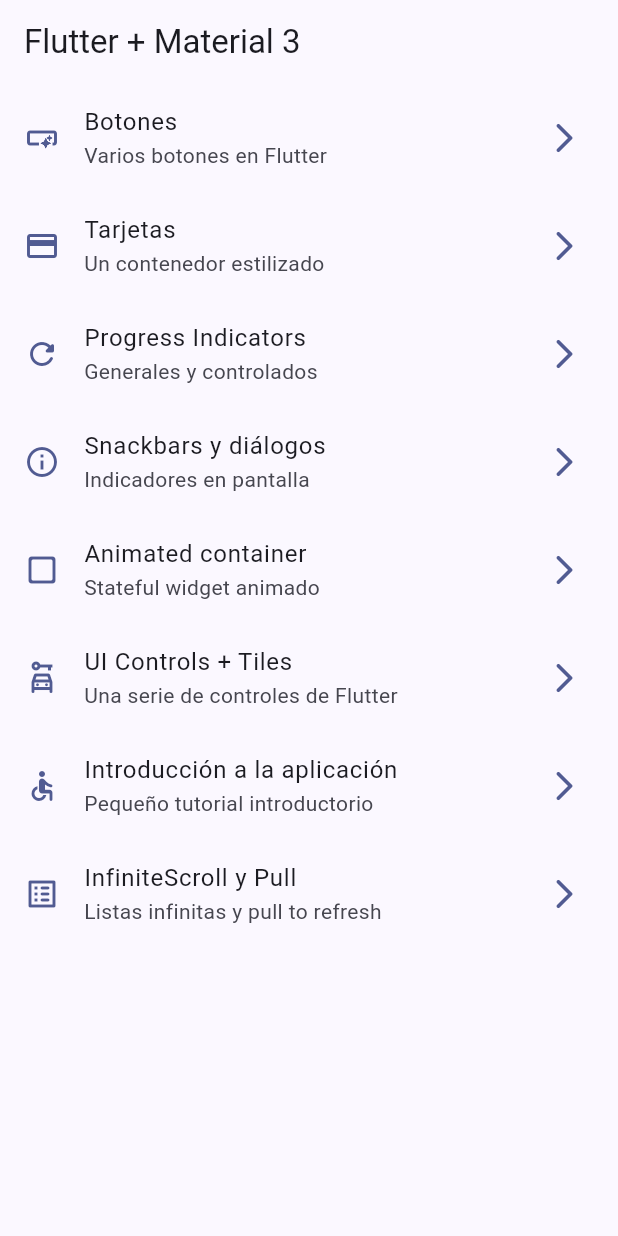
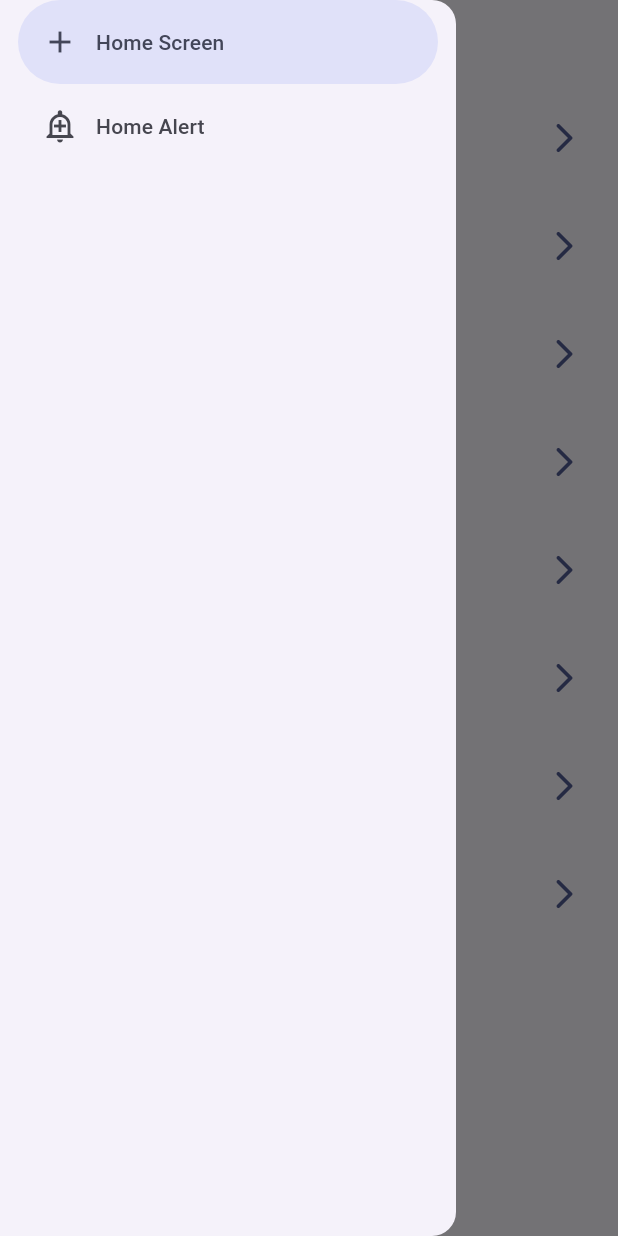
Before and after one commit to ddrakan/curso_flutter_2023_DevTalles, a Flutter app: the screen it shows after launch, with the side drawer open (before the commit the screen has no drawer), on a phone screen of 412 x 824 dp. Run offline on Flutter 3.47's test engine with Material 2 defaults, Android fonts, the phone set to English and light mode, and no system bars; our stand-ins replace animate_do, go_router.

Commit message:
infinite_scroll_screen //terminado drawer //implementando...

```diff
--- a/widgets_app/lib/presentation/screens/home/home_screen.dart
+++ b/widgets_app/lib/presentation/screens/home/home_screen.dart
@@ -1,10 +1,10 @@
 import 'package:flutter/material.dart';
 import 'package:go_router/go_router.dart';
 import 'package:widgets_app/config/menu/menu_items.dart';
+import 'package:widgets_app/presentation/widgets/side_menu.dart';
 // import 'package:widgets_app/presentation/screens/cards/cards_screen.dart';
 
 class HomeScreen extends StatelessWidget {
-
   static const String name = 'home_screen';
 
   const HomeScreen({super.key});
@@ -13,9 +13,10 @@ class HomeScreen extends StatelessWidget {
   Widget build(BuildContext context) {
     return Scaffold(
       appBar: AppBar(
-        title: const Text('Flutter + Material 3'),
+        title: const Text('Menu + Material 3'),
       ),
       body: const _HomeView(),
+      drawer: const SideMenu(),
     );
   }
 }
@@ -25,8 +26,6 @@ class _HomeView extends StatelessWidget {
 
   @override
   Widget build(BuildContext context) {
-
-
     return ListView.builder(
       itemCount: appMenuItems.length,
       itemBuilder: (context, index) {
@@ -47,16 +46,14 @@ class _CustomListTile extends StatelessWidget {
 
   @override
   Widget build(BuildContext context) {
-
     final colors = Theme.of(context).colorScheme;
 
     return ListTile(
-      leading: Icon( menuItem.icon, color: colors.primary ),
-      trailing: Icon( Icons.arrow_forward_ios_rounded, color:colors.primary ),
+      leading: Icon(menuItem.icon, color: colors.primary),
+      trailing: Icon(Icons.arrow_forward_ios_rounded, color: colors.primary),
       title: Text(menuItem.title),
-      subtitle: Text( menuItem.subTitle ),
+      subtitle: Text(menuItem.subTitle),
       onTap: () {
-
         // Navigator.of(context).push(
         //   MaterialPageRoute(
         //     builder: (context) => const ButtonsScreen(),
@@ -65,9 +62,7 @@ class _CustomListTile extends StatelessWidget {
         // Navigator.pushNamed(context, menuItem.link );
 
         // context.pushNamed( CardsScreen.name );
-        context.push( menuItem.link );
-
-
+        context.push(menuItem.link);
       },
     );
   }
--- a/widgets_app/lib/presentation/screens/screens.dart
+++ b/widgets_app/lib/presentation/screens/screens.dart
@@ -1,5 +1,5 @@
 export 'package:widgets_app/presentation/screens/animated/animated.dart';
-export 'package:widgets_app/presentation/screens/animated/app_tutorial/app_tutorial_screen.dart';
+export 'package:widgets_app/presentation/screens/app_tutorial/app_tutorial_screen.dart';
 export 'package:widgets_app/presentation/screens/infinite/infinite_scroll_screen.dart';
 export 'package:widgets_app/presentation/screens/progress/progress_screen.dart';
 export 'package:widgets_app/presentation/screens/snackbar/snackbar_screen.dart';
--- /dev/null
+++ b/widgets_app/lib/presentation/widgets/side_menu.dart
@@ -0,0 +1,35 @@
+import 'package:flutter/material.dart';
+
+class SideMenu extends StatefulWidget {
+  const SideMenu({super.key});
+
+  @override
+  State<SideMenu> createState() => _SideMenuState();
+}
+
+class _SideMenuState extends State<SideMenu> {
+
+  int navDrawerIndex = 0;
+
+  @override
+  Widget build(BuildContext context) {
+     return NavigationDrawer(
+       selectedIndex: navDrawerIndex,
+       onDestinationSelected: (value) {
+         setState(() {
+           navDrawerIndex = value;
+         });
+       },
+
+        children: [
+          const NavigationDrawerDestination(
+              icon: Icon(Icons.add),
+              label: Text('Home Screen')),
+          const NavigationDrawerDestination(
+              icon: Icon(Icons.add_alert_outlined),
+              label: Text('Home Alert')),
+        ]
+    );
+
+  }
+}
--- a/widgets_app/pubspec.yaml
+++ b/widgets_app/pubspec.yaml
@@ -36,6 +36,7 @@ dependencies:
   # Use with the CupertinoIcons class for iOS style icons.
   cupertino_icons: ^1.0.2
   go_router: ^11.1.4
+  animate_do: ^3.1.2
 
 dev_dependencies:
   flutter_test:
@@ -63,6 +64,8 @@ flutter:
   # assets:
   #   - images/a_dot_burr.jpeg
   #   - images/a_dot_ham.jpeg
+  assets:
+    - assets/images/
 
   # An image asset can refer to one or more resolution-specific "variants", see
   # https://flutter.dev/assets-and-images/#resolution-aware
```
Also changed, not shown: widgets_app/lib/presentation/screens/animated/animated.dart (+57 -2 lines), widgets_app/lib/presentation/screens/infinite/infinite_scroll_screen.dart (+131 -3 lines), widgets_app/lib/presentation/screens/app_tutorial/app_tutorial_screen.dart (renamed from widgets_app/lib/presentation/screens/animated/app_tutorial/app_tutorial_screen.dart), widgets_app/pubspec.lock.
